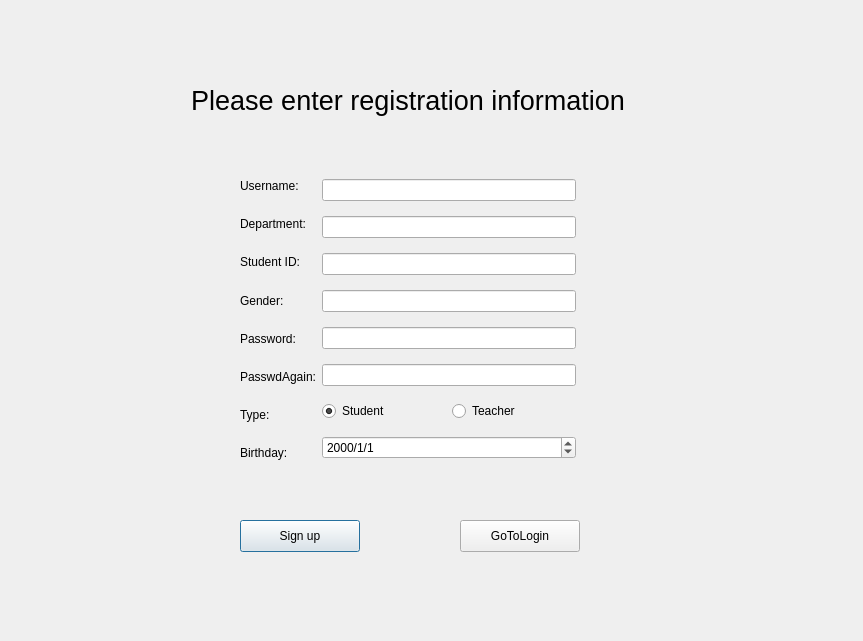
Old version of the form Jobs-of-SoftwareEngineer/Codeing/Scut/signup.ui in the repository CSLP/CPP.
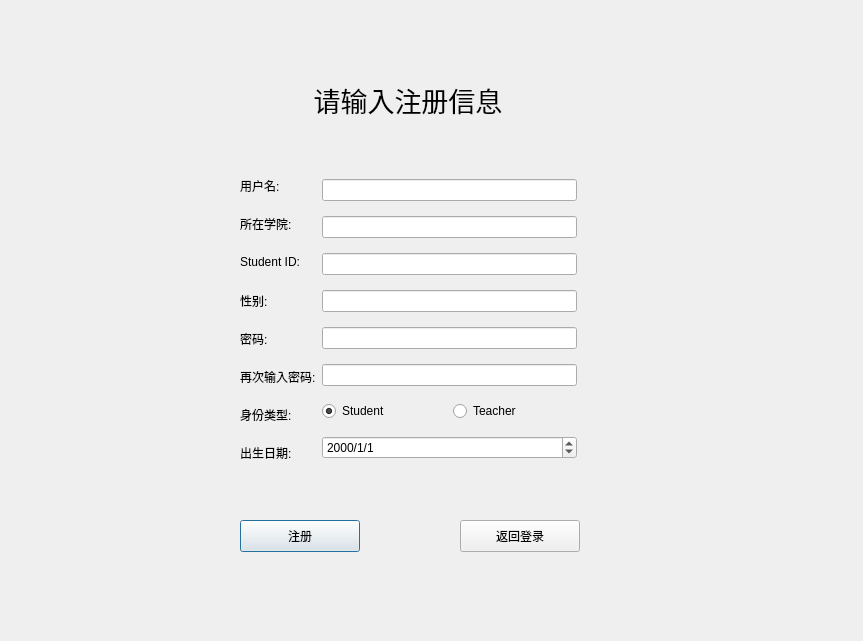
New version of the form.

Patch:
```diff
--- a/Jobs-of-SoftwareEngineer/Codeing/Scut/signup.ui
+++ b/Jobs-of-SoftwareEngineer/Codeing/Scut/signup.ui
@@ -23,7 +23,7 @@
     </rect>
    </property>
    <property name="text">
-    <string>&lt;html&gt;&lt;head/&gt;&lt;body&gt;&lt;p&gt;&lt;span style=&quot; font-size:20pt;&quot;&gt;Please enter registration information&lt;/span&gt;&lt;/p&gt;&lt;/body&gt;&lt;/html&gt;</string>
+    <string>&lt;html&gt;&lt;head/&gt;&lt;body&gt;&lt;p&gt;&lt;span style=&quot; font-size:20pt;&quot;&gt;请输入注册信息&lt;/span&gt;&lt;/p&gt;&lt;/body&gt;&lt;/html&gt;</string>
    </property>
    <property name="alignment">
     <set>Qt::AlignCenter</set>
@@ -42,7 +42,7 @@
     </rect>
    </property>
    <property name="text">
-    <string>Sign up</string>
+    <string>注册</string>
    </property>
   </widget>
   <widget class="QPushButton" name="goToLoginPushButton">
@@ -55,15 +55,15 @@
     </rect>
    </property>
    <property name="text">
-    <string>GoToLogin</string>
+    <string>返回登录</string>
    </property>
   </widget>
-  <widget class="QWidget" name="">
+  <widget class="QWidget" name="layoutWidget">
    <property name="geometry">
     <rect>
      <x>240</x>
      <y>170</y>
-     <width>336</width>
+     <width>337</width>
      <height>299</height>
     </rect>
    </property>
@@ -73,14 +73,14 @@
       <item>
        <widget class="QLabel" name="label">
         <property name="text">
-         <string>Username:</string>
+         <string>用户名:</string>
         </property>
        </widget>
       </item>
       <item>
        <widget class="QLabel" name="label_3">
         <property name="text">
-         <string>Department:</string>
+         <string>所在学院:</string>
         </property>
        </widget>
       </item>
@@ -94,35 +94,35 @@
       <item>
        <widget class="QLabel" name="label_5">
         <property name="text">
-         <string>Gender:</string>
+         <string>性别:</string>
         </property>
        </widget>
       </item>
       <item>
        <widget class="QLabel" name="label_6">
         <property name="text">
-         <string>Password:</string>
+         <string>密码:</string>
         </property>
        </widget>
       </item>
       <item>
        <widget class="QLabel" name="label_9">
         <property name="text">
-         <string>PasswdAgain:</string>
+         <string>再次输入密码:</string>
         </property>
        </widget>
       </item>
       <item>
        <widget class="QLabel" name="label_7">
         <property name="text">
-         <string>Type:</string>
+         <string>身份类型:</string>
         </property>
        </widget>
       </item>
       <item>
        <widget class="QLabel" name="label_4">
         <property name="text">
-         <string>Birthday:</string>
+         <string>出生日期:</string>
         </property>
        </widget>
       </item>
```
